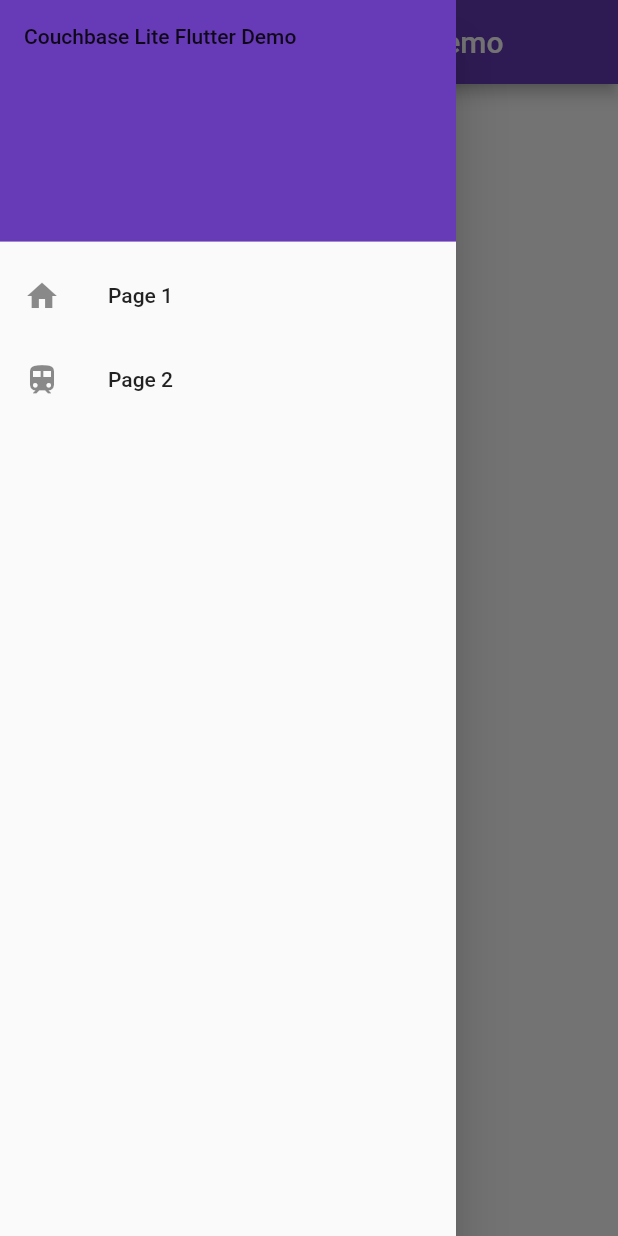
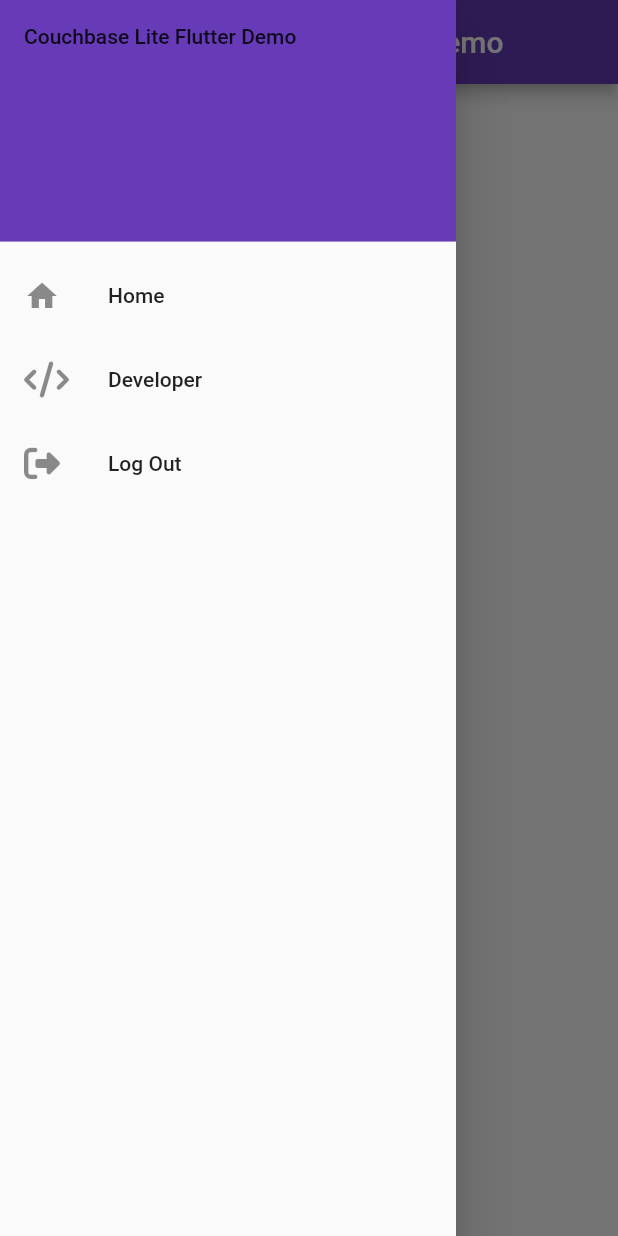
Before and after one commit to pietergreyling/couchbase_lite_flutter, a Flutter app: the screen it shows after launch, with the side drawer open, on a phone screen of 412 x 824 dp. Run offline on Flutter 3.47's test engine with Material 2 defaults, Android fonts, the phone set to English and light mode, and no system bars; our stand-ins replace font_awesome_flutter.

Commit message:
Screenshot and icon support

```diff
--- a/lib/main.dart
+++ b/lib/main.dart
@@ -1,4 +1,9 @@
 import 'package:flutter/material.dart';
+
+// https://pub.dev/packages/font_awesome_flutter
+// https://github.com/fluttercommunity/font_awesome_flutter
+// https://fontawesome.com/icons
+import 'package:font_awesome_flutter/font_awesome_flutter.dart';
 
 void main() {
   runApp(const MyApp());
@@ -73,16 +78,25 @@ class _MyHomePageState extends State<MyHomePage> {
               leading: const Icon(
                 Icons.home,
               ),
-              title: const Text('Page 1'),
+              title: const Text('Home'),
               onTap: () {
                 Navigator.pop(context);
               },
             ),
             ListTile(
               leading: const Icon(
-                Icons.train,
+                FontAwesomeIcons.code,
               ),
-              title: const Text('Page 2'),
+              title: const Text('Developer'),
+              onTap: () {
+                Navigator.pop(context);
+              },
+            ),
+            ListTile(
+              leading: const Icon(
+                FontAwesomeIcons.rightFromBracket,
+              ),
+              title: const Text('Log Out'),
               onTap: () {
                 Navigator.pop(context);
               },
--- a/pubspec.yaml
+++ b/pubspec.yaml
@@ -37,6 +37,8 @@ dependencies:
   # The following adds the Cupertino Icons font to your application.
   # Use with the CupertinoIcons class for iOS style icons.
   cupertino_icons: ^1.0.2
+
+  font_awesome_flutter: ^10.1.0
 
 dev_dependencies:
   flutter_test:
```
Also changed, not shown: pubspec.lock, 4 other files.
